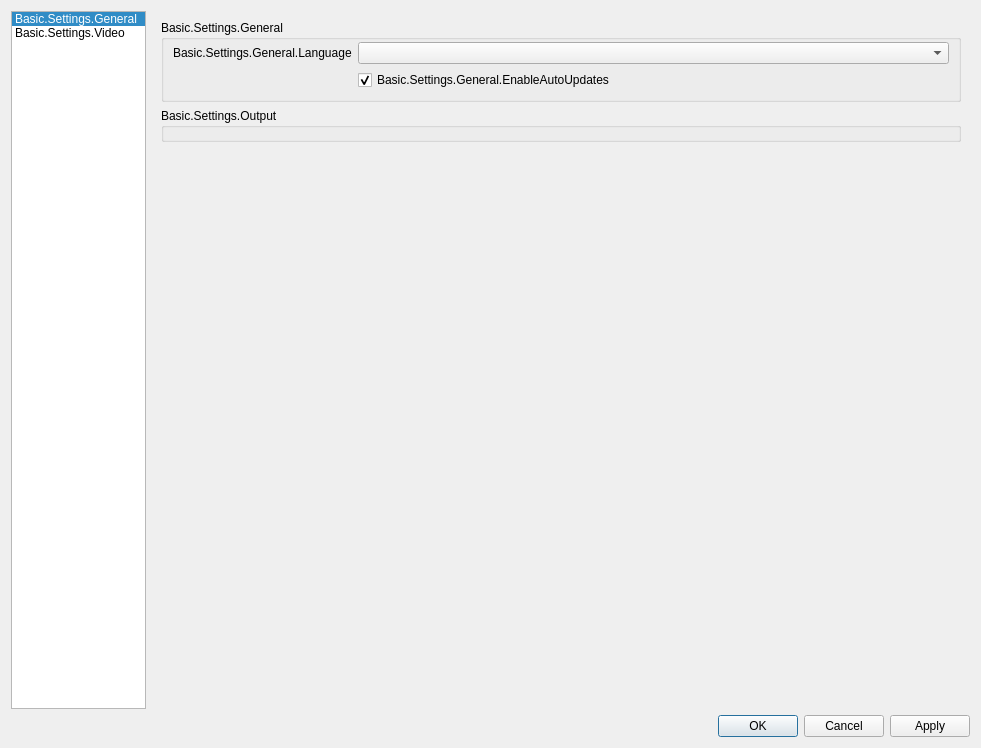
First picture: the form in Smart/forms/OBSBasicSetting.ui, repository jackeyxp/obs-studio, before the edit.
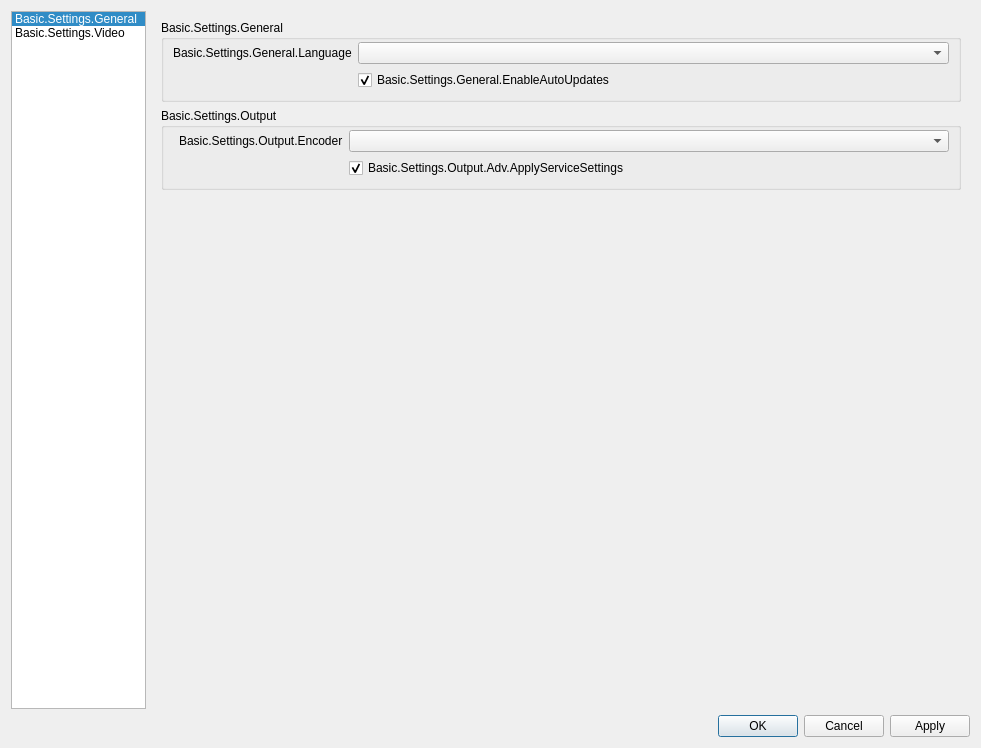
Second picture: the form after the edit. Icons and pictures are not drawn.

Diff of the .ui file:
```diff
--- a/Smart/forms/OBSBasicSetting.ui
+++ b/Smart/forms/OBSBasicSetting.ui
@@ -192,9 +192,51 @@
                    <property name="fieldGrowthPolicy">
                     <enum>QFormLayout::AllNonFixedFieldsGrow</enum>
                    </property>
+                   <property name="labelAlignment">
+                    <set>Qt::AlignRight|Qt::AlignTrailing|Qt::AlignVCenter</set>
+                   </property>
                    <property name="topMargin">
                     <number>2</number>
                    </property>
+                   <item row="0" column="0">
+                    <widget class="QLabel" name="advOutEncLabel">
+                     <property name="text">
+                      <string>Basic.Settings.Output.Encoder</string>
+                     </property>
+                     <property name="buddy">
+                      <cstring>advOutEncoder</cstring>
+                     </property>
+                    </widget>
+                   </item>
+                   <item row="0" column="1">
+                    <widget class="QComboBox" name="advOutEncoder"/>
+                   </item>
+                   <item row="1" column="0">
+                    <spacer name="horizontalSpacer_4">
+                     <property name="orientation">
+                      <enum>Qt::Horizontal</enum>
+                     </property>
+                     <property name="sizeType">
+                      <enum>QSizePolicy::Fixed</enum>
+                     </property>
+                     <property name="sizeHint" stdset="0">
+                      <size>
+                       <width>170</width>
+                       <height>5</height>
+                      </size>
+                     </property>
+                    </spacer>
+                   </item>
+                   <item row="1" column="1">
+                    <widget class="QCheckBox" name="advOutApplyService">
+                     <property name="text">
+                      <string>Basic.Settings.Output.Adv.ApplyServiceSettings</string>
+                     </property>
+                     <property name="checked">
+                      <bool>true</bool>
+                     </property>
+                    </widget>
+                   </item>
                   </layout>
                  </widget>
                 </item>
```
Left out of the diff: 4 changed lines with no effect on the pictures.
